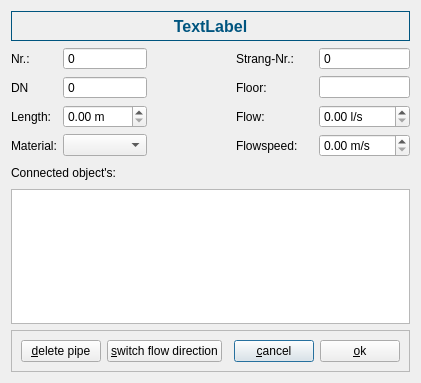
Above: gpipeinfodialog.ui from fasa1964/fsaqua before the change. Below: the same form after it.
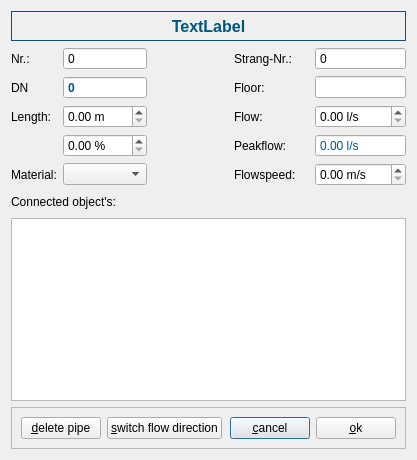
That is the form after the change. Icons and pictures are not drawn.

Diff of the .ui file:
```diff
--- a/gpipeinfodialog.ui
+++ b/gpipeinfodialog.ui
@@ -6,8 +6,8 @@
    <rect>
     <x>0</x>
     <y>0</y>
-    <width>421</width>
-    <height>383</height>
+    <width>417</width>
+    <height>460</height>
    </rect>
   </property>
   <property name="windowTitle">
@@ -27,7 +27,7 @@
      </property>
     </spacer>
    </item>
-   <item row="8" column="0" colspan="5">
+   <item row="9" column="0" colspan="5">
     <widget class="QFrame" name="frame">
      <property name="frameShape">
       <enum>QFrame::StyledPanel</enum>
@@ -94,7 +94,7 @@
      </property>
     </widget>
    </item>
-   <item row="7" column="0" colspan="5">
+   <item row="8" column="0" colspan="5">
     <widget class="QTableWidget" name="objectsTable"/>
    </item>
    <item row="1" column="3">
@@ -177,7 +177,7 @@
      </property>
     </widget>
    </item>
-   <item row="6" column="2">
+   <item row="7" column="2">
     <spacer name="horizontalSpacer_2">
      <property name="orientation">
       <enum>Qt::Horizontal</enum>
@@ -190,14 +190,14 @@
      </property>
     </spacer>
    </item>
-   <item row="6" column="0" colspan="2">
+   <item row="7" column="0" colspan="2">
     <widget class="QLabel" name="label">
      <property name="text">
       <string>Connected object's:</string>
      </property>
     </widget>
    </item>
-   <item row="6" column="4">
+   <item row="7" column="4">
     <spacer name="horizontalSpacer_8">
      <property name="orientation">
       <enum>Qt::Horizontal</enum>
@@ -210,7 +210,7 @@
      </property>
     </spacer>
    </item>
-   <item row="6" column="3">
+   <item row="7" column="3">
     <spacer name="horizontalSpacer_7">
      <property name="orientation">
       <enum>Qt::Horizontal</enum>
@@ -264,6 +264,49 @@
    </item>
    <item row="2" column="1">
     <widget class="QSpinBox" name="dnBox">
+     <property name="palette">
+      <palette>
+       <active>
+        <colorrole role="Text">
+         <brush brushstyle="SolidPattern">
+          <color alpha="255">
+           <red>0</red>
+           <green>85</green>
+           <blue>127</blue>
+          </color>
+         </brush>
+        </colorrole>
+       </active>
+       <inactive>
+        <colorrole role="Text">
+         <brush brushstyle="SolidPattern">
+          <color alpha="255">
+           <red>0</red>
+           <green>85</green>
+           <blue>127</blue>
+          </color>
+         </brush>
+        </colorrole>
+       </inactive>
+       <disabled>
+        <colorrole role="Text">
+         <brush brushstyle="SolidPattern">
+          <color alpha="255">
+           <red>119</red>
+           <green>120</green>
+           <blue>120</blue>
+          </color>
+         </brush>
+        </colorrole>
+       </disabled>
+      </palette>
+     </property>
+     <property name="font">
+      <font>
+       <weight>75</weight>
+       <bold>true</bold>
+      </font>
+     </property>
      <property name="readOnly">
       <bool>true</bool>
      </property>
@@ -282,10 +325,7 @@
      </property>
     </widget>
    </item>
-   <item row="4" column="1">
-    <widget class="QComboBox" name="materialBox"/>
-   </item>
-   <item row="4" column="0">
+   <item row="5" column="0">
     <widget class="QLabel" name="label_8">
      <property name="text">
       <string>Material:</string>
@@ -323,20 +363,112 @@
      </property>
     </widget>
    </item>
-   <item row="4" column="3">
+   <item row="5" column="3">
     <widget class="QLabel" name="label_9">
      <property name="text">
       <string>Flowspeed:</string>
      </property>
     </widget>
    </item>
-   <item row="4" column="4">
+   <item row="5" column="4">
     <widget class="QDoubleSpinBox" name="flowSpeedBox">
      <property name="suffix">
       <string> m/s</string>
      </property>
     </widget>
    </item>
+   <item row="4" column="3">
+    <widget class="QLabel" name="label_10">
+     <property name="text">
+      <string>Peakflow:</string>
+     </property>
+    </widget>
+   </item>
+   <item row="4" column="4">
+    <widget class="QDoubleSpinBox" name="peakFlowBox">
+     <property name="palette">
+      <palette>
+       <active>
+        <colorrole role="Text">
+         <brush brushstyle="SolidPattern">
+          <color alpha="255">
+           <red>0</red>
+           <green>85</green>
+           <blue>127</blue>
+          </color>
+         </brush>
+        </colorrole>
+       </active>
+       <inactive>
+        <colorrole role="Text">
+         <brush brushstyle="SolidPattern">
+          <color alpha="255">
+           <red>0</red>
+           <green>85</green>
+           <blue>127</blue>
+          </color>
+         </brush>
+        </colorrole>
+       </inactive>
+       <disabled>
+        <colorrole role="Text">
+         <brush brushstyle="SolidPattern">
+          <color alpha="255">
+           <red>119</red>
+           <green>120</green>
+           <blue>120</blue>
+          </color>
+         </brush>
+        </colorrole>
+       </disabled>
+      </palette>
+     </property>
+     <property name="readOnly">
+      <bool>true</bool>
+     </property>
+     <property name="buttonSymbols">
+      <enum>QAbstractSpinBox::NoButtons</enum>
+     </property>
+     <property name="suffix">
+      <string> l/s</string>
+     </property>
+     <property name="maximum">
+      <double>999.990000000000009</double>
+     </property>
+    </widget>
+   </item>
+   <item row="5" column="1">
+    <widget class="QComboBox" name="materialBox"/>
+   </item>
+   <item row="4" column="0">
+    <widget class="QLabel" name="label_11">
+     <property name="maximumSize">
+      <size>
+       <width>55</width>
+       <height>30</height>
+      </size>
+     </property>
+     <property name="text">
+      <string/>
+     </property>
+     <property name="pixmap">
+      <pixmap resource="images.qrc">:/formeln/DVEinzelwiderstaende.svg</pixmap>
+     </property>
+     <property name="scaledContents">
+      <bool>true</bool>
+     </property>
+    </widget>
+   </item>
+   <item row="4" column="1">
+    <widget class="QDoubleSpinBox" name="pressureLossResistanceBox">
+     <property name="toolTip">
+      <string>Pressure loss  total resistance in %</string>
+     </property>
+     <property name="suffix">
+      <string> %</string>
+     </property>
+    </widget>
+   </item>
   </layout>
  </widget>
  <resources/>
```
Left out of the diff: 13 changed lines with no effect on the pictures.
